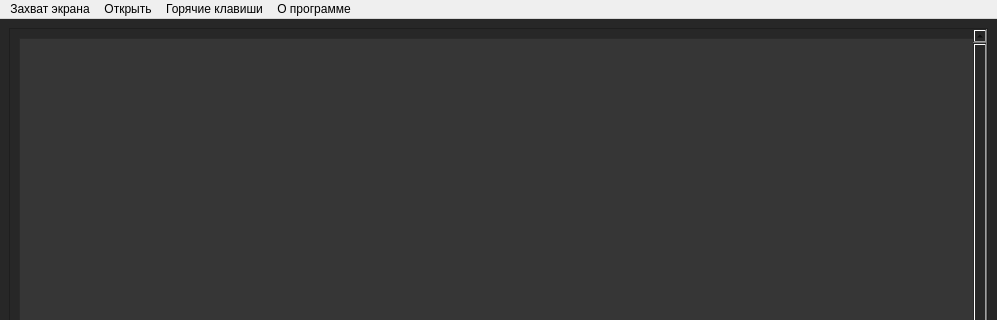
First picture: the form in main.ui, repository Natan7217/screentaker-pyqt, before the edit; both pictures show x 0 to 997 and y 0 to 320 of the 997 by 560 pixel window.
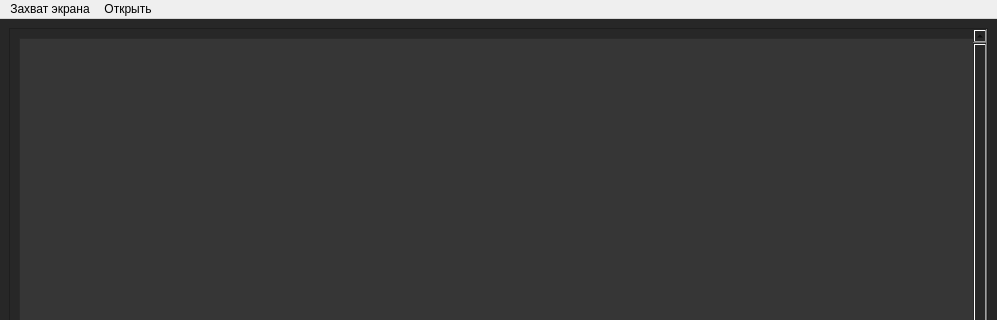
Second picture: the form after the edit.

Diff of the .ui file:
```diff
--- a/main.ui
+++ b/main.ui
@@ -207,7 +207,7 @@
    <property name="nativeMenuBar">
     <bool>true</bool>
    </property>
-   <widget class="QMenu" name="menu">
+   <widget class="QMenu" name="catch_screen_menu">
     <property name="title">
      <string>Захват экрана</string>
     </property>
@@ -228,27 +228,15 @@
     <addaction name="action_4"/>
     <addaction name="menu_2"/>
    </widget>
-   <widget class="QMenu" name="menu_3">
+   <widget class="QMenu" name="open_menu">
     <property name="title">
      <string>Открыть</string>
     </property>
     <addaction name="action_10"/>
     <addaction name="action_11"/>
    </widget>
-   <widget class="QMenu" name="about_program">
-    <property name="title">
-     <string>О программе</string>
-    </property>
-   </widget>
-   <widget class="QMenu" name="menu_5">
-    <property name="title">
-     <string>Горячие клавиши</string>
-    </property>
-   </widget>
-   <addaction name="menu"/>
-   <addaction name="menu_3"/>
-   <addaction name="menu_5"/>
-   <addaction name="about_program"/>
+   <addaction name="catch_screen_menu"/>
+   <addaction name="open_menu"/>
   </widget>
   <widget class="QStatusBar" name="statusbar"/>
   <action name="action">
```
Left out of the diff: 47 changed lines with no effect on the pictures.
